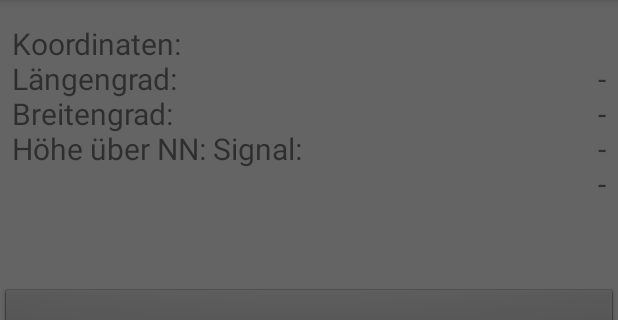
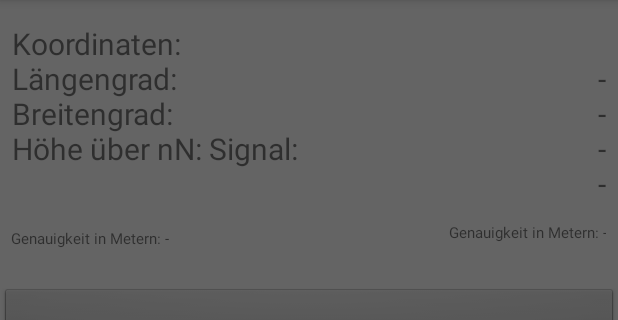
Before and after one commit to APOutDoorTools/APOutDoorTools, an Android app: the screen it shows after launch (MainActivity), in the side drawer, after a tap on "Höhenmesser", on a phone screen of 412 x 824 dp, the part 84-404 px from its top. Run offline under Robolectric (Android 15) with nearby library versions, the phone set to English and light mode, and no system bars; libraries missing offline, so code that uses them is left out: com.jjoe64.graphview; plain views replace GraphView; 3 statements that could not run were skipped.

Commit message:
GPS Vibration bei knopfdruck und überschreiten der Höhe Auslagern der Strings des GPS-Fragments Kurzer Versuch das Layout irgendwie ansehnlich zu machen Layout GPS fertig, Diagramm noch nicht eingebunden Diagramm eingebunden, noch keien werte Diagramm kann werte anzeigen, name und Symbol in navigation Bar verändert kleinere Anpassungen des Layouts kleinere Verbesserungen am Graphen

```diff
--- a/app/src/main/java/ml/p_seminar/apoutdoortools/GPSFragment.java
+++ b/app/src/main/java/ml/p_seminar/apoutdoortools/GPSFragment.java
@@ -1,5 +1,9 @@
 package ml.p_seminar.apoutdoortools;
 
+
+/**
+ * Diese Klasse ermöglicht die Positionsbestimmung und den Höhenmesser sowie dessen graphische Darstellung.
+ */
 
 import android.Manifest;
 import android.app.AlertDialog;
@@ -37,39 +41,44 @@ public class GPSFragment extends Fragment{
 
     private Button button;                      //Knopf der GPS startet
     private TextView textView;                  //TextView Rechts
-    private TextView Ergebnisse;
-    private TextView info;
+    private TextView Ergebnisse;                //TextView am linken Rand, die die ermittelten Werte anzeigt
+    private TextView info;                      //"Genauigkeit in Meter"
+    private TextView tv_Genauigkeit;            //TextView, die die Genauigkeit der Messdaten angibt
 
-    private Button erweitert;
+    private Button erweitert;                   //Knopf durch den sich die Koordinatenangaben entweder runden oder exakt ausgeben lassen können
 
-    private LocationManager locationManager;
+    private LocationManager locationManager;    //ermöglicht den Zugriff auf die GPS Ortung des Smartphones
     private LocationListener locationListener;
-    private int zustand;
+    private int zustand;                        //Bei einer Laufenden Höhenmessung: zustand = 1
 
     private View view = null;
-    private SeekBar seekBar;
+    private SeekBar seekBar;                    //liefert ganze Zahlen zwischen 0 und 8 um die Größe des Benachrichtigungsintervalles festzulegen
 
-    private Vibrator vibrator;
+    private Vibrator vibrator;                  //ermöglicht das Gerät auf Kommando vibrieren zu lassen
 
-    private int benachrichtigungsintervall;
-    private double laenge;
-    private double breite;
-    private double hoehe;
-    private float genauigkeit;
+    private int benachrichtigungsintervall;     //legt Höhe fest die ausgehend von der Starthöhe der Messung, zurückgelegt werden muss, bevor das Smartphone vibriert
+    private double laenge;                      //Längengrad
+    private double breite;                      //Breitengrad
+    private double hoehe;                       //Höhe über normal Null
+    private float genauigkeit;                  //Mögliche Abweichung der Messung von der atsächlichen Position in Metern
     private int zustandDaten;
-    private String provider;
-    private int fixierungStart;
+    private String provider;                    //Medium durch, das das Smartphone die Position bestimmen kann
+    private int fixierungStart;                 //Integer, der es ermöglicht die ersten 20 Messungen zu Überspringen und nicht die erste Messung als Startwert zu nehmen, da die ersten Messungen sehr ungenau sein können
     private int zaehlerMessungen;               //Verwendet um aus zehn Messungen den Durchschnittswert zu bilden, der dann im Diagramm angezeigt wird.
-    private LineGraphSeries<DataPoint> series;
-    private double[] datenGraph;
-    private double datenGraphDurchschnitt;
-    private int datenGraphZaehler;
-    private int xPosGraph;
-    private GraphView graph;
+    private LineGraphSeries<DataPoint> series;  //ermöglicht es Koordinatenpunkte(Datapoints) in sich zu speichern; kann als Graph angezeigt werden
+    private double[] datenGraph;                //enthält zehn Messugnen, aus denenein Durchschnitt berechnet wird, dieser wird im Koordinatensystem eingetragen
+    private double datenGraphDurchschnitt;      //Eben erwähnter Durchschnittswert, der in das Koordinatensystem eingetragen wird.
+    private int datenGraphZaehler;              //zählt von 0-9, damit erkannt werden kann, ob zehn Messungen gesammelt wurden
+    private int xPosGraph;                      //Position der Punkte auf dem Graphen; Wird in Einerschritten erhöht
+    private GraphView graph;                    //Koordinatensystem
 
-    private double starthoehe;
-    private double zwischenhoehe;
+    private double starthoehe;                  //Höhe, von der aus die Messung beginnt
+    private double zwischenhoehe;               //nachdem die Distanz des Benachrichtigungsintervall erreicht ist wird das nächste von diesem Wert abhängig gemacht, da starthöhe für den Graphen benötigt wird
 
+
+    /**
+     *Ruft nacheinander die Methoden zur initialisierung auf. DIse sind zur übersichtlichkeit auf drei Einzelne Methoden aufgeteilt.
+     */
     @Override
    public View onCreateView(LayoutInflater inflater, @Nullable ViewGroup container, Bundle savedInstanceState)
     {
@@ -81,6 +90,7 @@ public class GPSFragment extends Fragment{
         locationManagerInit();
         return view;
     }
+
 
     @Override
     public void onRequestPermissionsResult(int requestCode, String[] permissions, int[] grantResults)
@@ -94,6 +104,12 @@ public class GPSFragment extends Fragment{
         }
     }
 
+
+    /**
+     * knopfInitialisieren() erzeugt einen Aktion listener für den oberen Knopf, der es ermöglicht zwischen den Modi zu wechseln.
+     * Je nachdem wird dann der Text in den beiden Textfeldern angepasst.
+     * wird der Knopf gedrück, Vibriert das Gerät für 100Millisekunden
+     */
     private void knopfInitialisieren()
     {
 
@@ -137,13 +153,13 @@ public class GPSFragment extends Fragment{
 
     }
 
+
+
     private void knopfdruck()
     {
         if(zustand==0)
         {
             button.setText(R.string.stop);
-            //textView.setText(R.string.Signal_wird_gesucht);
-            //noinspection MissingPermission
             locationManager.requestLocationUpdates("gps", 1000, 0, locationListener);//Fehlermeldung nicht relevant, da der geforderte "permission check" seperat geprüft wird.
             zustand=1;
             Log.d("d","position angefragt");
@@ -305,6 +321,10 @@ public class GPSFragment extends Fragment{
         info.setText(R.string.Genauigkeit_Text);
         info.setTextSize(10);
 
+        tv_Genauigkeit = (TextView) view.findViewById(R.id.tv_Genauigkeit);
+        tv_Genauigkeit.setText(R.string.Genauigkeit_Text);
+        tv_Genauigkeit.setTextSize(10);
+
         vibrator=(Vibrator) getActivity().getSystemService(VIBRATOR_SERVICE);
     }
 
@@ -327,7 +347,7 @@ public class GPSFragment extends Fragment{
                 breite= location.getLongitude();
                 hoehe=location.getAltitude();
                 genauigkeit= location.getAccuracy();
-                provider= location.getProvider();
+
 
                 if(fixierungStart<=20)          //nötig, da die ersten Werte nicht sehr genau sind (Abweichungen von 50-60Metern vorkommen)
                 {
@@ -377,7 +397,6 @@ public class GPSFragment extends Fragment{
                 {
                     datenGenau();
                 }
-                //textView.setText("Koordinaten\n\n "+location.getLatitude()+ "\n" + location.getLongitude() + "\nProvider:\t" + location.getProvider() + "\nHöhe:\t" + location.getAltitude() + "\nGenauigkeit:\t" + location.getAccuracy()+" mögliche Abweichung in Metern\n");
             }
 
             @Override
@@ -446,7 +465,7 @@ public class GPSFragment extends Fragment{
         hoehe=Math.round(hoehe);
         hoehe=hoehe/100;
 
-        hoehendifferenz=hoehe-zwischenhoehe;
+        hoehendifferenz=zwischenhoehe-hoehe;
         if(benachrichtigungsintervall!=-1)
         {
             if (hoehendifferenz >= benachrichtigungsintervall || hoehendifferenz <= 0 - benachrichtigungsintervall)
@@ -458,14 +477,14 @@ public class GPSFragment extends Fragment{
         }
 
         Ergebnisse.setText("\n"+laenge+"\n"+breite+"\n"+hoehe);
-        info.setText("Genauigkeit in Metern: "+genauigkeit);
+        tv_Genauigkeit.setText("Genauigkeit in Metern: "+genauigkeit);
     }
 
     private void datenEinfach()
     {
         double hoehendifferenz;
 
-        hoehendifferenz=hoehe-zwischenhoehe;
+        hoehendifferenz=zwischenhoehe-hoehe;
         if(benachrichtigungsintervall!=-1)
         {
             if (hoehendifferenz >= benachrichtigungsintervall || hoehendifferenz <= 0 - benachrichtigungsintervall)
@@ -475,7 +494,7 @@ public class GPSFragment extends Fragment{
             }
         }
 
-        Ergebnisse.setText("\n"+laenge+"\n"+breite+"\n"+hoehe+"\n"+provider);
-        info.setText("Genauigkeit in Metern: "+genauigkeit);;
+        Ergebnisse.setText("\n"+laenge+"\n"+breite+"\n"+hoehe);
+        tv_Genauigkeit.setText("Genauigkeit in Metern: "+genauigkeit);;
     }
 }
--- a/app/src/main/res/layout-v21/gps.xml
+++ b/app/src/main/res/layout-v21/gps.xml
@@ -28,7 +28,8 @@
                 android:layout_height="match_parent"
                 android:orientation="horizontal"
                 tools:layout_editor_absoluteX="8dp"
-                tools:layout_editor_absoluteY="8dp">
+                tools:layout_editor_absoluteY="8dp"
+                android:layout_weight="1">
 
                 <TextView
                     android:id="@+id/textView"
@@ -60,7 +61,8 @@
             <LinearLayout
                 android:layout_width="match_parent"
                 android:layout_height="match_parent"
-                android:orientation="horizontal">
+                android:orientation="horizontal"
+                android:layout_weight="3">
 
                 <TextView
                     android:id="@+id/info"
@@ -79,6 +81,8 @@
                     android:layout_height="wrap_content"
                     android:layout_gravity="right"
                     android:layout_weight="1"
+                    android:layout_marginEnd="8dp"
+                    android:layout_marginRight="8dp"
                     android:gravity="right"
                     android:text="-" />
 
--- a/app/src/main/res/layout/gps.xml
+++ b/app/src/main/res/layout/gps.xml
@@ -29,7 +29,8 @@ tools:context="ml.p_seminar.apoutdoortools.MainActivity">
                 android:layout_height="match_parent"
                 android:orientation="horizontal"
                 tools:layout_editor_absoluteX="8dp"
-                tools:layout_editor_absoluteY="8dp">
+                tools:layout_editor_absoluteY="8dp"
+                android:layout_weight="1">
 
                 <TextView
                     android:id="@+id/textView"
@@ -61,7 +62,8 @@ tools:context="ml.p_seminar.apoutdoortools.MainActivity">
             <LinearLayout
                 android:layout_width="match_parent"
                 android:layout_height="match_parent"
-                android:orientation="horizontal">
+                android:orientation="horizontal"
+                android:layout_weight="3">
 
                 <TextView
                     android:id="@+id/info"
@@ -80,6 +82,8 @@ tools:context="ml.p_seminar.apoutdoortools.MainActivity">
                     android:layout_height="wrap_content"
                     android:layout_gravity="right"
                     android:layout_weight="1"
+                    android:layout_marginEnd="8dp"
+                    android:layout_marginRight="8dp"
                     android:gravity="right"
                     android:text="-" />
 
@@ -174,4 +178,5 @@ tools:context="ml.p_seminar.apoutdoortools.MainActivity">
 
     </LinearLayout>
 
+
 </android.widget.RelativeLayout>
--- a/app/src/main/res/values/strings.xml
+++ b/app/src/main/res/values/strings.xml
@@ -10,13 +10,13 @@
     <string name="mail">support: info@p-seminar.ml</string>
 
 
-    <string name="Text_einfach">Koordinaten: \nLängengrad:  \nBreitengrad: \nHöhe über NN:</string>
+    <string name="Text_einfach">Koordinaten: \nLängengrad:  \nBreitengrad: \nHöhe über nN:</string>
     <string name="Genauigkeit_Text">Genauigkeit in Metern: -</string>
     <string name="drei_Platzhalter">\n-\n-\n-</string>
     <string name="erweitert_Modus_Text">erweiterter Modus</string>
     <string name="platzhalter_drei">- - -</string>
     <string name="vier_Platzhalter">\n-\n-\n-\n-</string>
-    <string name="text_erweitert">Koordinaten: \nLängengrad: \nBreitengrad: \nHöhe über NN: Signal:</string>
+    <string name="text_erweitert">Koordinaten: \nLängengrad: \nBreitengrad: \nHöhe über nN: Signal:</string>
     <string name="stop">Stop</string>
     <string name="Signal_wird_gesucht">GPS Signal wird gesucht</string>
     <string name="Koordinaten">Koordinaten</string>
```
